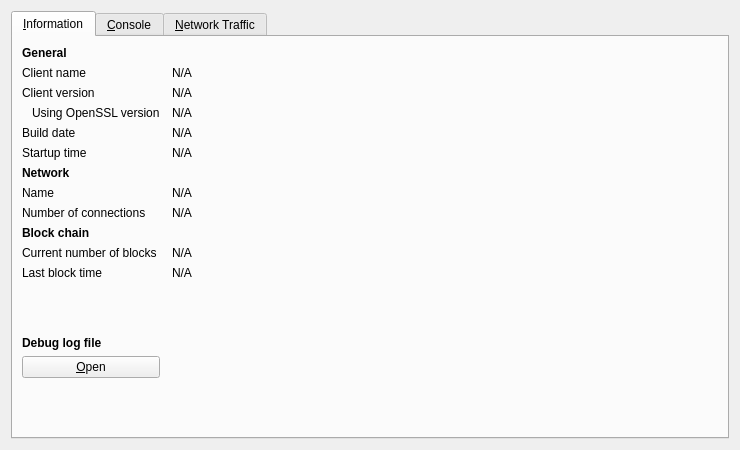
The window that src/qt/forms/rpcconsole.ui (eyemaginative/Offerings-to-Cthulhu) describes before a commit, drawn with Qt 5.
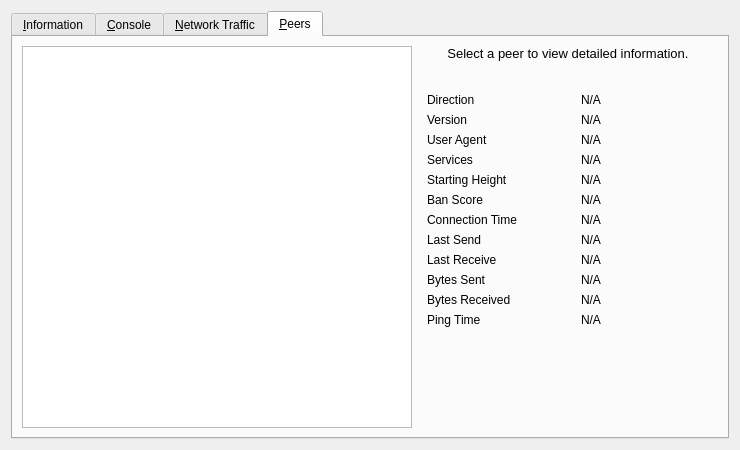
The same window after the commit. The open tabs and pages were chosen to show the change. Icons and pictures are not drawn. Custom widgets are drawn as their Qt base class.

Commit message: qt: add Peers sub-tab to Text Based Worship (closes #13)

Diff of the .ui file:
```diff
--- a/src/qt/forms/rpcconsole.ui
+++ b/src/qt/forms/rpcconsole.ui
@@ -652,6 +652,363 @@
        </item>
       </layout>
      </widget>
+     <widget class="QWidget" name="tab_peers">
+      <attribute name="title">
+       <string>&amp;Peers</string>
+      </attribute>
+      <layout class="QGridLayout" name="gridLayout_2">
+       <item row="0" column="0" rowspan="2">
+        <widget class="QTableView" name="peerWidget">
+         <property name="horizontalScrollBarPolicy">
+          <enum>Qt::ScrollBarAsNeeded</enum>
+         </property>
+         <property name="sortingEnabled">
+          <bool>true</bool>
+         </property>
+         <attribute name="horizontalHeaderHighlightSections">
+          <bool>false</bool>
+         </attribute>
+        </widget>
+       </item>
+       <item row="0" column="1">
+        <widget class="QLabel" name="peerHeading">
+         <property name="sizePolicy">
+          <sizepolicy hsizetype="Preferred" vsizetype="Minimum">
+           <horstretch>0</horstretch>
+           <verstretch>0</verstretch>
+          </sizepolicy>
+         </property>
+         <property name="minimumSize">
+          <size>
+           <width>300</width>
+           <height>32</height>
+          </size>
+         </property>
+         <property name="font">
+          <font>
+           <pointsize>10</pointsize>
+          </font>
+         </property>
+         <property name="cursor">
+          <cursorShape>IBeamCursor</cursorShape>
+         </property>
+         <property name="text">
+          <string>Select a peer to view detailed information.</string>
+         </property>
+         <property name="alignment">
+          <set>Qt::AlignHCenter|Qt::AlignTop</set>
+         </property>
+         <property name="wordWrap">
+          <bool>true</bool>
+         </property>
+         <property name="textInteractionFlags">
+          <set>Qt::LinksAccessibleByMouse|Qt::TextSelectableByKeyboard|Qt::TextSelectableByMouse</set>
+         </property>
+        </widget>
+       </item>
+       <item row="1" column="1">
+        <widget class="QWidget" name="detailWidget" native="true">
+         <property name="minimumSize">
+          <size>
+           <width>300</width>
+           <height>0</height>
+          </size>
+         </property>
+         <layout class="QGridLayout" name="gridLayout_3">
+          <item row="0" column="0">
+           <widget class="QLabel" name="label_23">
+            <property name="text">
+             <string>Direction</string>
+            </property>
+           </widget>
+          </item>
+          <item row="0" column="2">
+           <widget class="QLabel" name="peerDirection">
+            <property name="cursor">
+             <cursorShape>IBeamCursor</cursorShape>
+            </property>
+            <property name="text">
+             <string>N/A</string>
+            </property>
+            <property name="textFormat">
+             <enum>Qt::PlainText</enum>
+            </property>
+            <property name="textInteractionFlags">
+             <set>Qt::LinksAccessibleByMouse|Qt::TextSelectableByKeyboard|Qt::TextSelectableByMouse</set>
+            </property>
+           </widget>
+          </item>
+          <item row="1" column="0">
+           <widget class="QLabel" name="label_21">
+            <property name="text">
+             <string>Version</string>
+            </property>
+           </widget>
+          </item>
+          <item row="1" column="2">
+           <widget class="QLabel" name="peerVersion">
+            <property name="cursor">
+             <cursorShape>IBeamCursor</cursorShape>
+            </property>
+            <property name="text">
+             <string>N/A</string>
+            </property>
+            <property name="textFormat">
+             <enum>Qt::PlainText</enum>
+            </property>
+            <property name="textInteractionFlags">
+             <set>Qt::LinksAccessibleByMouse|Qt::TextSelectableByKeyboard|Qt::TextSelectableByMouse</set>
+            </property>
+           </widget>
+          </item>
+          <item row="2" column="0">
+           <widget class="QLabel" name="label_28">
+            <property name="text">
+             <string>User Agent</string>
+            </property>
+           </widget>
+          </item>
+          <item row="2" column="2">
+           <widget class="QLabel" name="peerSubversion">
+            <property name="cursor">
+             <cursorShape>IBeamCursor</cursorShape>
+            </property>
+            <property name="text">
+             <string>N/A</string>
+            </property>
+            <property name="textFormat">
+             <enum>Qt::PlainText</enum>
+            </property>
+            <property name="textInteractionFlags">
+             <set>Qt::LinksAccessibleByMouse|Qt::TextSelectableByKeyboard|Qt::TextSelectableByMouse</set>
+            </property>
+           </widget>
+          </item>
+          <item row="3" column="0">
+           <widget class="QLabel" name="label_4">
+            <property name="text">
+             <string>Services</string>
+            </property>
+           </widget>
+          </item>
+          <item row="3" column="2">
+           <widget class="QLabel" name="peerServices">
+            <property name="cursor">
+             <cursorShape>IBeamCursor</cursorShape>
+            </property>
+            <property name="text">
+             <string>N/A</string>
+            </property>
+            <property name="textFormat">
+             <enum>Qt::PlainText</enum>
+            </property>
+            <property name="textInteractionFlags">
+             <set>Qt::LinksAccessibleByMouse|Qt::TextSelectableByKeyboard|Qt::TextSelectableByMouse</set>
+            </property>
+           </widget>
+          </item>
+          <item row="5" column="0">
+           <widget class="QLabel" name="label_29">
+            <property name="text">
+             <string>Starting Height</string>
+            </property>
+           </widget>
+          </item>
+          <item row="5" column="2">
+           <widget class="QLabel" name="peerHeight">
+            <property name="cursor">
+             <cursorShape>IBeamCursor</cursorShape>
+            </property>
+            <property name="text">
+             <string>N/A</string>
+            </property>
+            <property name="textFormat">
+             <enum>Qt::PlainText</enum>
+            </property>
+            <property name="textInteractionFlags">
+             <set>Qt::LinksAccessibleByMouse|Qt::TextSelectableByKeyboard|Qt::TextSelectableByMouse</set>
+            </property>
+           </widget>
+          </item>
+          <item row="7" column="0">
+           <widget class="QLabel" name="label_24">
+            <property name="text">
+             <string>Ban Score</string>
+            </property>
+           </widget>
+          </item>
+          <item row="7" column="2">
+           <widget class="QLabel" name="peerBanScore">
+            <property name="cursor">
+             <cursorShape>IBeamCursor</cursorShape>
+            </property>
+            <property name="text">
+             <string>N/A</string>
+            </property>
+            <property name="textFormat">
+             <enum>Qt::PlainText</enum>
+            </property>
+            <property name="textInteractionFlags">
+             <set>Qt::LinksAccessibleByMouse|Qt::TextSelectableByKeyboard|Qt::TextSelectableByMouse</set>
+            </property>
+           </widget>
+          </item>
+          <item row="8" column="0">
+           <widget class="QLabel" name="label_22">
+            <property name="text">
+             <string>Connection Time</string>
+            </property>
+           </widget>
+          </item>
+          <item row="8" column="2">
+           <widget class="QLabel" name="peerConnTime">
+            <property name="cursor">
+             <cursorShape>IBeamCursor</cursorShape>
+            </property>
+            <property name="text">
+             <string>N/A</string>
+            </property>
+            <property name="textFormat">
+             <enum>Qt::PlainText</enum>
+            </property>
+            <property name="textInteractionFlags">
+             <set>Qt::LinksAccessibleByMouse|Qt::TextSelectableByKeyboard|Qt::TextSelectableByMouse</set>
+            </property>
+           </widget>
+          </item>
+          <item row="9" column="0">
+           <widget class="QLabel" name="label_15">
+            <property name="text">
+             <string>Last Send</string>
+            </property>
+           </widget>
+          </item>
+          <item row="9" column="2">
+           <widget class="QLabel" name="peerLastSend">
+            <property name="cursor">
+             <cursorShape>IBeamCursor</cursorShape>
+            </property>
+            <property name="text">
+             <string>N/A</string>
+            </property>
+            <property name="textFormat">
+             <enum>Qt::PlainText</enum>
+            </property>
+            <property name="textInteractionFlags">
+             <set>Qt::LinksAccessibleByMouse|Qt::TextSelectableByKeyboard|Qt::TextSelectableByMouse</set>
+            </property>
+           </widget>
+          </item>
+          <item row="10" column="0">
+           <widget class="QLabel" name="label_19">
+            <property name="text">
+             <string>Last Receive</string>
+            </property>
+           </widget>
+          </item>
+          <item row="10" column="2">
+           <widget class="QLabel" name="peerLastRecv">
+            <property name="cursor">
+             <cursorShape>IBeamCursor</cursorShape>
+            </property>
+            <property name="text">
+             <string>N/A</string>
+            </property>
+            <property name="textFormat">
+             <enum>Qt::PlainText</enum>
+            </property>
+            <property name="textInteractionFlags">
+             <set>Qt::LinksAccessibleByMouse|Qt::TextSelectableByKeyboard|Qt::TextSelectableByMouse</set>
+            </property>
+           </widget>
+          </item>
+          <item row="11" column="0">
+           <widget class="QLabel" name="label_18">
+            <property name="text">
+             <string>Bytes Sent</string>
+            </property>
+           </widget>
+          </item>
+          <item row="11" column="2">
+           <widget class="QLabel" name="peerBytesSent">
+            <property name="cursor">
+             <cursorShape>IBeamCursor</cursorShape>
+            </property>
+            <property name="text">
+             <string>N/A</string>
+            </property>
+            <property name="textFormat">
+             <enum>Qt::PlainText</enum>
+            </property>
+            <property name="textInteractionFlags">
+             <set>Qt::LinksAccessibleByMouse|Qt::TextSelectableByKeyboard|Qt::TextSelectableByMouse</set>
+            </property>
+           </widget>
+          </item>
+          <item row="12" column="0">
+           <widget class="QLabel" name="label_20">
+            <property name="text">
+             <string>Bytes Received</string>
+            </property>
+           </widget>
+          </item>
+          <item row="12" column="2">
+           <widget class="QLabel" name="peerBytesRecv">
+            <property name="cursor">
+             <cursorShape>IBeamCursor</cursorShape>
+            </property>
+            <property name="text">
+             <string>N/A</string>
+            </property>
+            <property name="textFormat">
+             <enum>Qt::PlainText</enum>
+            </property>
+            <property name="textInteractionFlags">
+             <set>Qt::LinksAccessibleByMouse|Qt::TextSelectableByKeyboard|Qt::TextSelectableByMouse</set>
+            </property>
+           </widget>
+          </item>
+          <item row="13" column="0">
+           <widget class="QLabel" name="label_26">
+            <property name="text">
+             <string>Ping Time</string>
+            </property>
+           </widget>
+          </item>
+          <item row="13" column="2">
+           <widget class="QLabel" name="peerPingTime">
+            <property name="cursor">
+             <cursorShape>IBeamCursor</cursorShape>
+            </property>
+            <property name="text">
+             <string>N/A</string>
+            </property>
+            <property name="textFormat">
+             <enum>Qt::PlainText</enum>
+            </property>
+            <property name="textInteractionFlags">
+             <set>Qt::LinksAccessibleByMouse|Qt::TextSelectableByKeyboard|Qt::TextSelectableByMouse</set>
+            </property>
+           </widget>
+          </item>
+          <item row="14" column="1">
+           <spacer name="verticalSpacer_3">
+            <property name="orientation">
+             <enum>Qt::Vertical</enum>
+            </property>
+            <property name="sizeHint" stdset="0">
+             <size>
+              <width>20</width>
+              <height>40</height>
+             </size>
+            </property>
+           </spacer>
+          </item>
+         </layout>
+        </widget>
+       </item>
+      </layout>
+     </widget>
     </widget>
    </item>
   </layout>
```
Left out of the diff: 2 changed lines with no effect on the pictures. The commit also changes 9 other files.
